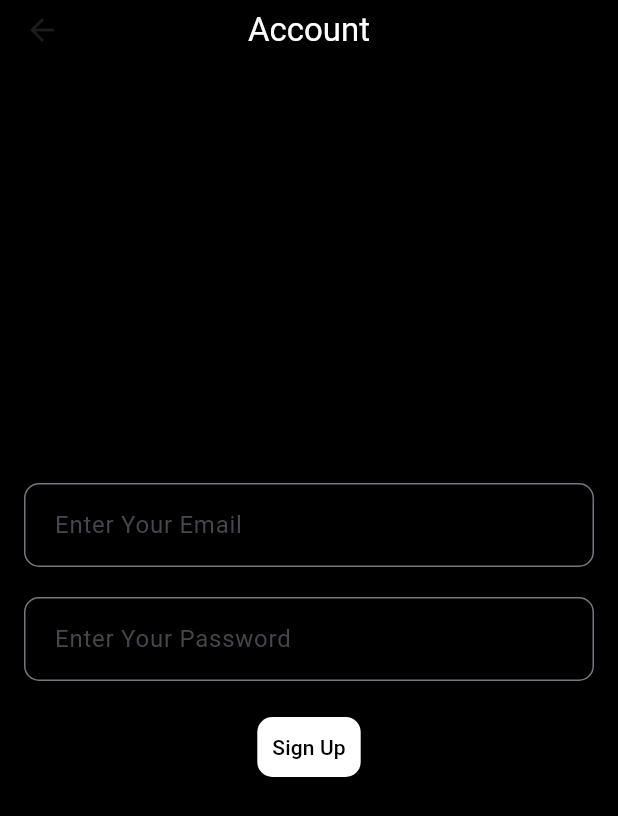
After one commit to qucbs/Notes, a Flutter app: the RegisterPage screen opened directly, on a phone screen of 412 x 824 dp. The commit adds this screen. Shown: the top 816 px of the screen. Run offline on Flutter 3.47's test engine with Material 3 defaults, Android fonts, the phone set to English and light mode, and no system bars; our stand-ins replace firebase_auth, firebase_core; accounts and stored records are empty; network calls fail.

Commit message:
Third Commit

```diff
--- /dev/null
+++ b/lib/Registerpage.dart
@@ -0,0 +1,130 @@
+import 'package:firebase_core/firebase_core.dart';
+import 'package:flutter/material.dart';
+import 'package:firebase_auth/firebase_auth.dart';
+import 'Firebase/firebase_options.dart';
+
+class RegisterPage extends StatefulWidget {
+  const RegisterPage({super.key});
+
+  @override
+  State<RegisterPage> createState() => _RegisterPageState();
+}
+
+class _RegisterPageState extends State<RegisterPage> {
+  late final TextEditingController _email;
+  late final TextEditingController _password;
+  String? userEmail;
+
+  @override
+  void initState() {
+    _email = TextEditingController();
+    _password = TextEditingController();
+    super.initState();
+  }
+
+  @override
+  void dispose() {
+    _email.dispose();
+    _password.dispose();
+    super.dispose();
+  }
+
+  @override
+  Widget build(BuildContext context) {
+    return Scaffold(
+      backgroundColor: Colors.black,
+      appBar: AppBar(
+        backgroundColor: Colors.black,
+        toolbarHeight: 40,
+        title: Text('Account', style: TextStyle(color: Colors.white)),
+        centerTitle: true,
+      ),
+      body: Center(
+        child: FutureBuilder(
+          future: Firebase.initializeApp(
+            options: DefaultFirebaseOptions.currentPlatform,
+          ),
+          builder: (context, snapshot) {
+            if (snapshot.connectionState == ConnectionState.done) {
+              return Padding(
+                padding: const EdgeInsets.all(16.0),
+                child: Column(
+                  mainAxisAlignment: MainAxisAlignment.center,
+                  children: [
+                    TextField(
+                      keyboardType: TextInputType.emailAddress,
+                      autocorrect: false,
+                      enableSuggestions: false,
+                      style: TextStyle(color: Colors.white),
+                      controller: _email,
+                      decoration: InputDecoration(
+                        hintText: ' Enter Your Email',
+                        border: OutlineInputBorder(
+                          borderRadius: BorderRadius.circular(10),
+                        ),
+                      ),
+                    ),
+                    SizedBox(height: 20),
+                    TextField(
+                      style: TextStyle(color: Colors.white),
+                      obscureText: true,
+                      autocorrect: false,
+                      enableSuggestions: false,
+                      controller: _password,
+                      decoration: InputDecoration(
+                        hintText: ' Enter Your Password',
+                        border: OutlineInputBorder(
+                          borderRadius: BorderRadius.circular(10),
+                        ),
+                      ),
+                    ),
+                    SizedBox(height: 20),
+                    TextButton(
+                      onPressed: () async {
+                        try {
+                          final email = _email.text;
+                          final password = _password.text;
+                          final userCredential = await FirebaseAuth.instance
+                              .createUserWithEmailAndPassword(
+                                email: email,
+                                password: password,
+                              );
+                          setState(() {
+                            userEmail = userCredential.user?.email;
+                          });
+                        } catch (e) {
+                          ScaffoldMessenger.of(
+                            context,
+                          ).showSnackBar(SnackBar(content: Text('Error: $e')));
+                        }
+                      },
+                      child: Text(
+                        'Sign Up',
+                        style: TextStyle(color: Colors.black),
+                      ),
+                      style: TextButton.styleFrom(
+                        backgroundColor: Colors.white,
+                        foregroundColor: Colors.black,
+                        padding: EdgeInsets.all(10),
+                        shape: RoundedRectangleBorder(
+                          borderRadius: BorderRadius.circular(10),
+                        ),
+                      ),
+                    ),
+                    SizedBox(height: 20),
+                    if (userEmail != null)
+                      Text(
+                        'Signed in as: $userEmail',
+                        style: TextStyle(color: Colors.white),
+                      ),
+                  ],
+                ),
+              );
+            }
+            return CircularProgressIndicator(); // Show loading indicator while initializing Firebase
+          },
+        ),
+      ),
+    );
+  }
+}
--- a/lib/main.dart
+++ b/lib/main.dart
@@ -1,5 +1,6 @@
 import 'package:flutter/material.dart';
-import 'Homepage.dart';
+import 'package:notes/Loginpage.dart';
+import 'Registerpage.dart';
 
 void main() {
   WidgetsFlutterBinding.ensureInitialized();
@@ -16,7 +17,7 @@ class MyApp extends StatelessWidget {
       theme: ThemeData(
         colorScheme: ColorScheme.fromSeed(seedColor: Colors.deepPurple),
       ),
-      home: const HomePage(),
+      home: const LoginPage(),
       debugShowCheckedModeBanner: false,
     );
   }
```
Also changed, not shown: lib/Loginpage.dart (renamed from lib/Homepage.dart, +25 -15 lines).
